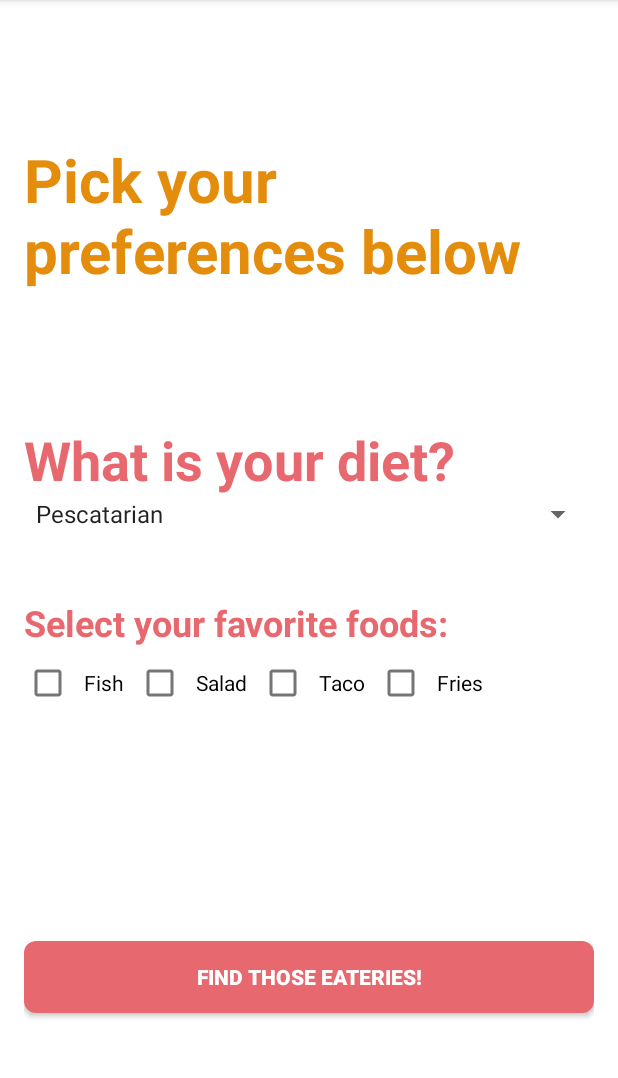
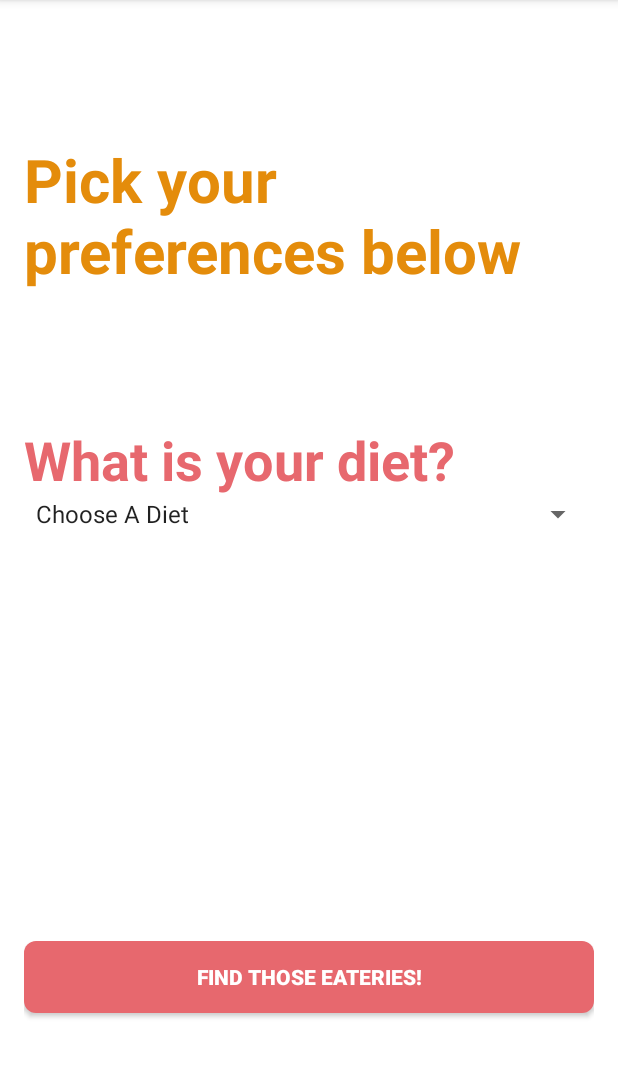
Before and after one commit to galfudim/edible-eats, an Android app: the screen it shows after launch (UserPreferenceActivity), after a tap on "FIND THOSE EATERIES!", on a phone screen of 412 x 824 dp, the part 84-1162 px from its top. Run offline under Robolectric (Android 15) with nearby library versions, the phone set to English and light mode, and no system bars.

Commit message:
Completed spinner selection logic for UserPreference

```diff
--- a/app/src/main/java/courses/projects/edible_eats/UserPreferenceActivity.kt
+++ b/app/src/main/java/courses/projects/edible_eats/UserPreferenceActivity.kt
@@ -2,10 +2,13 @@ package courses.projects.edible_eats
 
 import android.app.AlertDialog
 import android.content.Intent
+import android.opengl.Visibility
 import android.os.Bundle
 import android.view.Menu
 import android.view.MenuItem
 import android.view.View
+import android.view.View.INVISIBLE
+import android.view.View.VISIBLE
 import android.widget.*
 import androidx.appcompat.app.AppCompatActivity
 
@@ -18,6 +21,8 @@ class UserPreferenceActivity : AppCompatActivity() {
     private var search: Button? = null
     private var dietOption: String? = null
     private var profileName: TextView? = null
+    private var foodOptions: LinearLayout? = null
+    private var select: TextView? = null
 
     override fun onCreate(savedInstanceState: Bundle?) {
         super.onCreate(savedInstanceState)
@@ -30,6 +35,8 @@ class UserPreferenceActivity : AppCompatActivity() {
         option4 = findViewById(R.id.option4)
         search = findViewById(R.id.search)
         profileName = findViewById(R.id.profile_name_text)
+        foodOptions = findViewById(R.id.food_options)
+        select = findViewById(R.id.select_text)
 
         // Navigate to Search Activity
         search!!.setOnClickListener {
@@ -40,27 +47,41 @@ class UserPreferenceActivity : AppCompatActivity() {
         val dietOptions = resources.getStringArray(R.array.diets_array)
 
         // TODO: Default Spinner selection --> Choose A Diet
+        dietSelection.setSelection(0,false)
+        select!!.visibility = INVISIBLE
+        foodOptions!!.visibility = INVISIBLE
 
         dietSelection.onItemSelectedListener = object : AdapterView.OnItemSelectedListener {
             override fun onItemSelected(parent: AdapterView<*>, view: View, position: Int, id: Long) {
+                select!!.visibility = VISIBLE
+                foodOptions!!.visibility = VISIBLE
+                var toast = Toast.makeText(
+                    applicationContext, "You selected " + dietOptions[position], Toast.LENGTH_SHORT
+                )
+
                 when(dietOptions[position]) {
+                    "Choose A Diet" -> {
+                        select!!.visibility = INVISIBLE
+                        foodOptions!!.visibility = INVISIBLE
+                        clearSelections()
+                    }
                     "Pescatarian" -> {
                         displayFoods("Fish", "Salad", "Taco", "Fries")
+                        toast.show()
                     }
                     "Vegan" -> {
                         displayFoods("Vegetables", "Salad", "Tofu", "Fruit")
+                        toast.show()
                     }
                     "Vegetarian" -> {
                         displayFoods("Faux meat", "Salad", "Taco", "Fries")
+                        toast.show()
                     }
                     "Ketogenic" -> {
                         displayFoods("Chicken", "Turkey", "Taco", "Beef")
+                        toast.show()
                     }
                 }
-
-                Toast.makeText(
-                    applicationContext, "You selected " + dietOptions[position], Toast.LENGTH_SHORT
-                ).show()
 
                 addDietSelection(dietOptions[position])
             }
@@ -116,9 +137,16 @@ class UserPreferenceActivity : AppCompatActivity() {
     private fun search(){
         var intent = Intent(this@UserPreferenceActivity, SearchActivity::class.java)
         // TODO: put information for what user selected
+        if( dietOption == "Choose A Diet"){
+            Toast.makeText(
+                applicationContext, "Please choose a diet option!", Toast.LENGTH_SHORT
+            ).show()
+            return
+        }
+
         if(!option1!!.isChecked && !option2!!.isChecked && !option3!!.isChecked && !option4!!.isChecked){
             Toast.makeText(
-                applicationContext, "Please make a selection!", Toast.LENGTH_SHORT
+                applicationContext, "Please select a food preference!", Toast.LENGTH_SHORT
             ).show()
             return
         }
--- a/app/src/main/res/layout/activity_user_preference.xml
+++ b/app/src/main/res/layout/activity_user_preference.xml
@@ -34,6 +34,7 @@
         android:entries="@array/diets_array" />
 
     <TextView
+        android:id="@+id/select_text"
         android:layout_width="wrap_content"
         android:layout_height="wrap_content"
         android:text="@string/select_your_favorite_foods"
@@ -42,8 +43,8 @@
         android:textStyle="bold" />
 
     <LinearLayout
+        android:id="@+id/food_options"
         android:layout_width="match_parent"
-        android:id="@+id/food_options"
         android:layout_height="64dp"
         android:layout_marginBottom="98dp"
         android:orientation="horizontal">
--- a/app/src/main/res/values/strings.xml
+++ b/app/src/main/res/values/strings.xml
@@ -4,6 +4,7 @@
 
     <!--  Strings used for diet spinner  -->
     <string-array name="diets_array">
+        <item>Choose A Diet</item>
         <item>Pescatarian</item>
         <item>Vegan</item>
         <item>Vegetarian</item>
```
